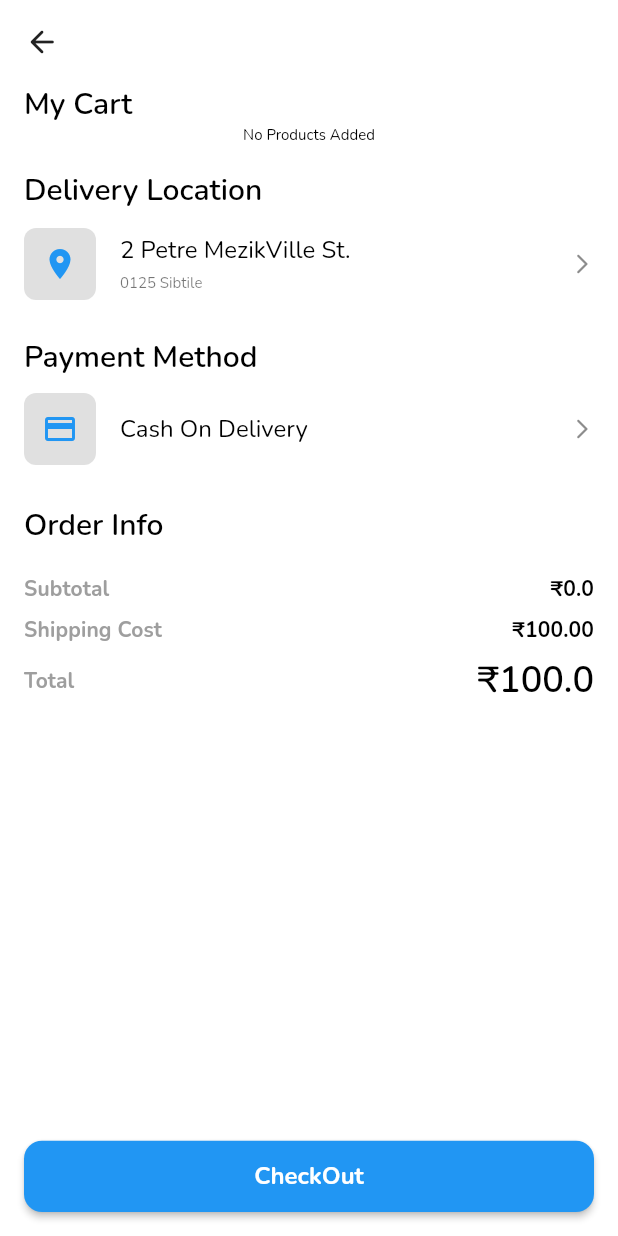
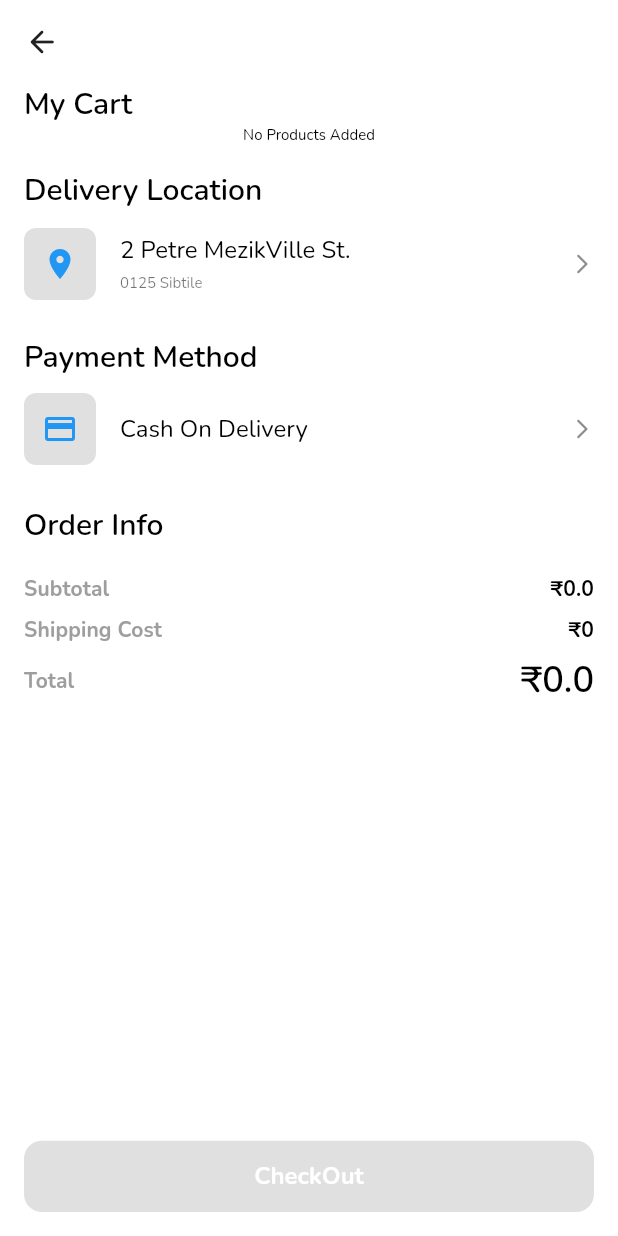
Before and after one commit to motifx007/ishop, a Flutter app: the CheckOut screen opened directly, on a phone screen of 412 x 824 dp. Run offline on Flutter 3.47's test engine with Material 2 defaults, Android fonts, the phone set to English and light mode, and no system bars; our stand-ins replace bloc, equatable, flutter_bloc, google_fonts.

Commit message:
delete all products option added when order is placed

```diff
--- a/lib/src/business_logic/bloc/cart/cart_bloc.dart
+++ b/lib/src/business_logic/bloc/cart/cart_bloc.dart
@@ -37,5 +37,10 @@ class CartBloc extends Bloc<CartEvent, CartState> {
     on<GetCartList>((event, emit) {
       emit(CartListSuccess(products: products));
     });
+
+    on<DeleteAllProducts>((event, emit) {
+      products.clear();
+      emit(DeleteAllProductsSuccess());
+    });
   }
 }
--- a/lib/src/business_logic/bloc/cart/cart_event.dart
+++ b/lib/src/business_logic/bloc/cart/cart_event.dart
@@ -29,4 +29,6 @@ class DeleteProduct extends CartEvent {
   List<Object?> get props => [id];
 }
 
+class DeleteAllProducts extends CartEvent {}
+
 class GetCartList extends CartEvent {}
--- a/lib/src/business_logic/bloc/cart/cart_state.dart
+++ b/lib/src/business_logic/bloc/cart/cart_state.dart
@@ -32,3 +32,5 @@ class CartListSuccess extends CartState {
   @override
   List<Object?> get props => [products];
 }
+
+class DeleteAllProductsSuccess extends CartState {}
--- a/lib/src/views/ui/checkout/checkout.dart
+++ b/lib/src/views/ui/checkout/checkout.dart
@@ -12,16 +12,22 @@ class CheckOut extends StatefulWidget {
   _CheckOutState createState() => _CheckOutState();
 }
 
-class _CheckOutState extends State<CheckOut> {
+class _CheckOutState extends State<CheckOut> with TickerProviderStateMixin {
   late double height, width;
   late final CartBloc _cartBloc = BlocProvider.of<CartBloc>(context);
   List<Products>? _products = [];
+  double _subTotalCost = 0.0;
+  double _totalCost = 0.0;
+  double _shippingCost = 100.00;
+  late AnimationController controller = AnimationController(duration: const Duration(seconds: 2), vsync: this);
 
   @override
   void initState() {
     // TODO: implement initState
     super.initState();
     _cartBloc.add(GetCartList());
+    // _subTotal();
+    // _total();
   }
 
   @override
@@ -34,7 +40,22 @@ class _CheckOutState extends State<CheckOut> {
         onPressed: () => Navigator.pop(context),
       ),
       body: _scaffoldBody(),
-      bottomNavigationBar: _checkoutButton(title: 'CheckOut', onPressed: () {}),
+      bottomNavigationBar: BlocBuilder<CartBloc, CartState>(
+        builder: (context, state) {
+          if (state is CartListSuccess) {
+          return _checkoutButton(
+              title: 'CheckOut',
+              onPressed: state.products!.isEmpty ? null : () {
+                _cartBloc.add(DeleteAllProducts());
+                positiveSnackBar(
+                  message: 'Order Placed Succesfully',
+                  context: context,
+                );
+              });
+          }
+          return SizedBox(height: 0,);
+        },
+      ),
     );
   }
 
@@ -90,6 +111,8 @@ class _CheckOutState extends State<CheckOut> {
             // setState(() {
 
             // });
+            // _subTotal();
+            // _total();
             return ListView.separated(
                 padding: const EdgeInsets.fromLTRB(16, 16, 16, 0),
                 shrinkWrap: true,
@@ -276,12 +299,28 @@ class _CheckOutState extends State<CheckOut> {
   Widget _orderInfo() {
     return Padding(
       padding: const EdgeInsets.symmetric(vertical: 16.0),
-      child: Column(
-        children: [
-          _orderSubTotal(subtotal: _subTotal().toString()),
-          _shippingCost(cost: '100.00'),
-          _total(totalCost: _totalCost().toString()),
-        ],
+      child: BlocBuilder<CartBloc, CartState>(
+        builder: (context, state) {
+          if (state is CartListSuccess) {
+            _subTotalCost = 0.0;
+            _totalCost = 0.0;
+
+            for (Products item in _products!) {
+              _subTotalCost = _subTotalCost + item.price! * item.quantity!;
+            }
+            _totalCost = _totalCost + _subTotalCost + (state.products!.isEmpty ? 0 : _shippingCost);
+            return Column(
+              children: [
+                _orderSubTotal(subtotal: _subTotalCost.toString()),
+                _shippingCostView(cost: state.products!.isEmpty ? '0' : _shippingCost.toString()),
+                _totalView(totalCost: _totalCost.toString()),
+              ],
+            );
+          }
+          return SizedBox(
+            height: 0,
+          );
+        },
       ),
     );
   }
@@ -299,7 +338,7 @@ class _CheckOutState extends State<CheckOut> {
     );
   }
 
-  Widget _shippingCost({String? cost}) {
+  Widget _shippingCostView({String? cost}) {
     return Padding(
       padding: const EdgeInsets.symmetric(horizontal: 16, vertical: 4),
       child: Row(
@@ -312,7 +351,7 @@ class _CheckOutState extends State<CheckOut> {
     );
   }
 
-  Widget _total({String? totalCost}) {
+  Widget _totalView({String? totalCost}) {
     return Padding(
       padding: const EdgeInsets.symmetric(horizontal: 16, vertical: 4),
       child: Row(
@@ -372,17 +411,42 @@ class _CheckOutState extends State<CheckOut> {
     );
   }
 
-  _subTotal() {
-    double _subTotal = 0.0;
-    for (Products item in _products!) {
-      _subTotal = _subTotal + item.price! * item.quantity!;
-    }
-    return _subTotal;
+  positiveSnackBar({required BuildContext context, String? message}) {
+    ScaffoldMessenger.of(context).clearSnackBars();
+    ScaffoldMessenger.of(context).showSnackBar(_customSnackBar(
+      message: message ?? '',
+      color: Color(0xff4caf50),
+      icon: Icons.task_alt_outlined,
+      context: context,
+    ));
   }
 
-  _totalCost() {
-    double _totalCost = 0.0;
-    _totalCost = _totalCost + _subTotal() + 100.00;
-    return _totalCost;
+  SnackBar _customSnackBar({required String message, required Color color, required IconData icon, required BuildContext context}) {
+    return SnackBar(
+      content: Row(
+        children: [
+          Icon(
+            icon,
+            color: Colors.white,
+          ),
+          const SizedBox(width: 8),
+          Expanded(
+            child: Text(
+              message,
+              style: Theme.of(context).textTheme.subtitle1!.copyWith(color: Colors.white),
+              maxLines: 2,
+            ),
+          ),
+        ],
+      ),
+      backgroundColor: color,
+      duration: const Duration(milliseconds: 1500),
+      padding: const EdgeInsets.symmetric(
+        horizontal: 8.0,
+        vertical: 16.0, // Inner padding for SnackBar content.
+      ),
+      behavior: SnackBarBehavior.floating,
+      animation: CurvedAnimation(parent: controller, curve: Curves.easeIn),
+    );
   }
 }
--- a/lib/src/views/ui/products/product_details.dart
+++ b/lib/src/views/ui/products/product_details.dart
@@ -43,6 +43,7 @@ class _ProductDetailsState extends State<ProductDetails> {
         ],
       ),
       body: _scaffoldBody(),
+      bottomNavigationBar: _cartButton(),
     );
   }
 
@@ -74,7 +75,7 @@ class _ProductDetailsState extends State<ProductDetails> {
           _divider(),
           _productPrice(title: widget.products.price.toString()),
           _tax(percentage: widget.products.taxPercentage.toString()),
-          _cartButton(),
+          // _cartButton(),
         ],
       ),
     );
```
